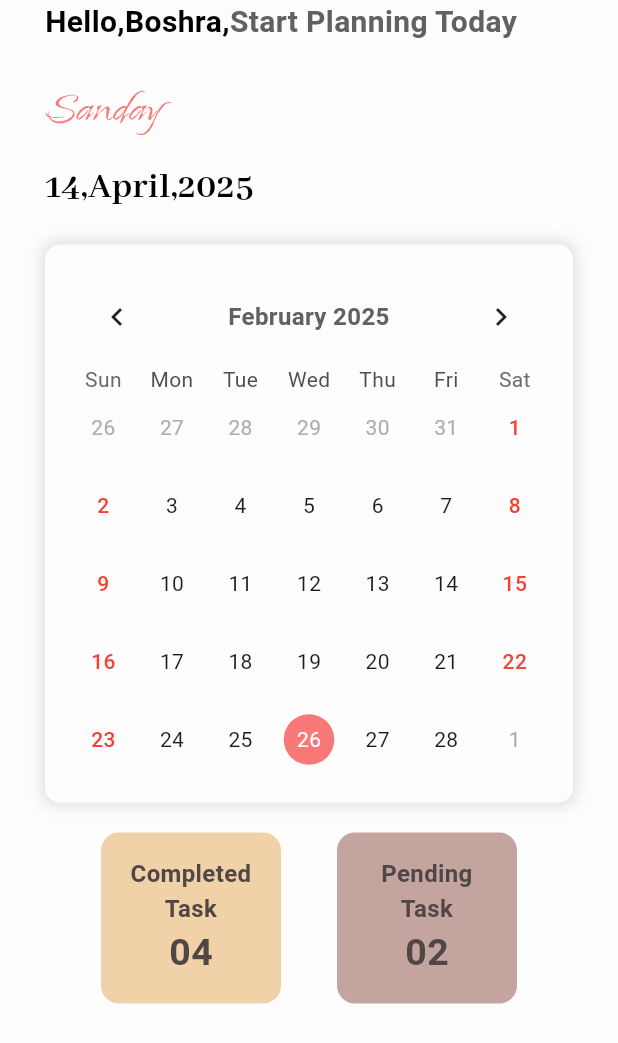
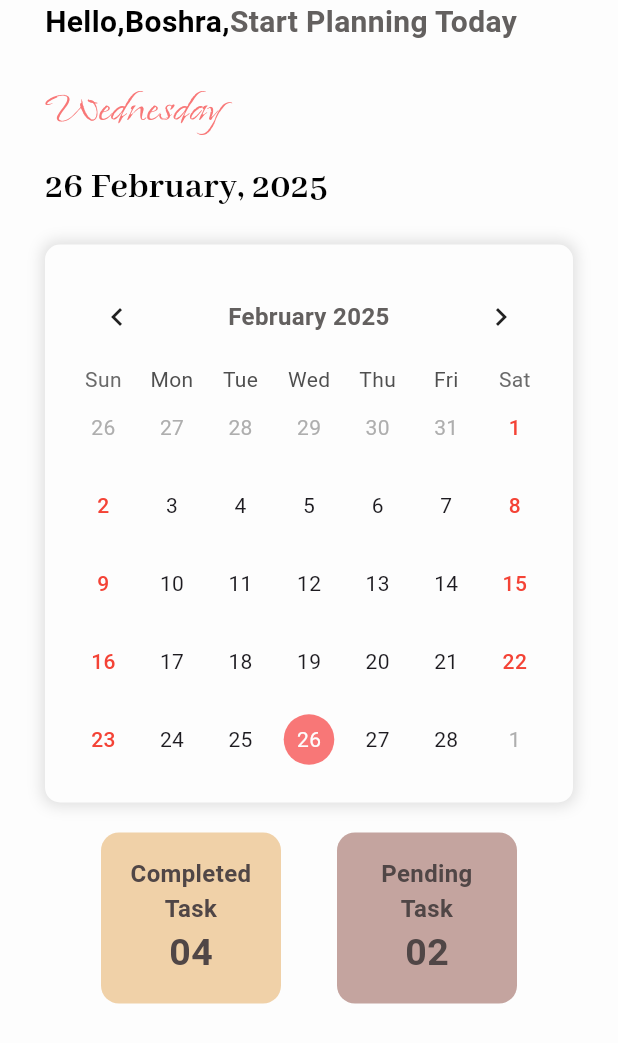
Before and after one commit to boshranofal/ToDo_List, a Flutter app: the screen it shows after launch, on a phone screen of 412 x 824 dp. Shown: the top 1043 px of the screen. Run offline on Flutter 3.47's test engine with Material 3 defaults, Android fonts, the phone set to English and light mode, and no system bars; drawn by our look-alikes of table_calendar; our stand-ins replace flutter_svg, sqflite; accounts and stored records are empty.

Commit message:
Calendar body layout.

```diff
--- a/lib/presentation/widget/calendear_body.dart
+++ b/lib/presentation/widget/calendear_body.dart
@@ -1,12 +1,20 @@
 import 'package:flutter/material.dart';
+import 'package:intl/intl.dart';
 import 'package:todo_list_app/core/theme/app_colors.dart';
 import 'package:todo_list_app/core/theme/app_style.dart';
 
 import 'package:todo_list_app/presentation/widget/table_calendear.dart';
 
-class CalendearBody extends StatelessWidget {
+class CalendearBody extends StatefulWidget {
   const CalendearBody({super.key});
 
+  @override
+  State<CalendearBody> createState() => _CalendearBodyState();
+}
+
+class _CalendearBodyState extends State<CalendearBody> {
+   String dayName = DateFormat('EEEE').format(DateTime.now()); // استخراج اسم اليوم
+  String formattedDate = DateFormat('d MMMM, yyyy').format(DateTime.now());
   @override
   Widget build(BuildContext context) {
     return Container(
@@ -32,7 +40,7 @@ class CalendearBody extends StatelessWidget {
                 ),
                 const SizedBox(height: 20),
                 Text(
-                  "Sanday",
+                  dayName,
                   style: TextStyle(
                       fontFamily: 'islandMoments',
                       fontSize: 35,
@@ -40,7 +48,7 @@ class CalendearBody extends StatelessWidget {
                 ),
                 const SizedBox(height: 8),
                 Text(
-                  "14,April,2025",
+                  formattedDate.toString(),
                   style: AppStyle.semibold.copyWith(
                       fontFamily: 'AbhayaLibre',
                       fontSize: 25,
```
